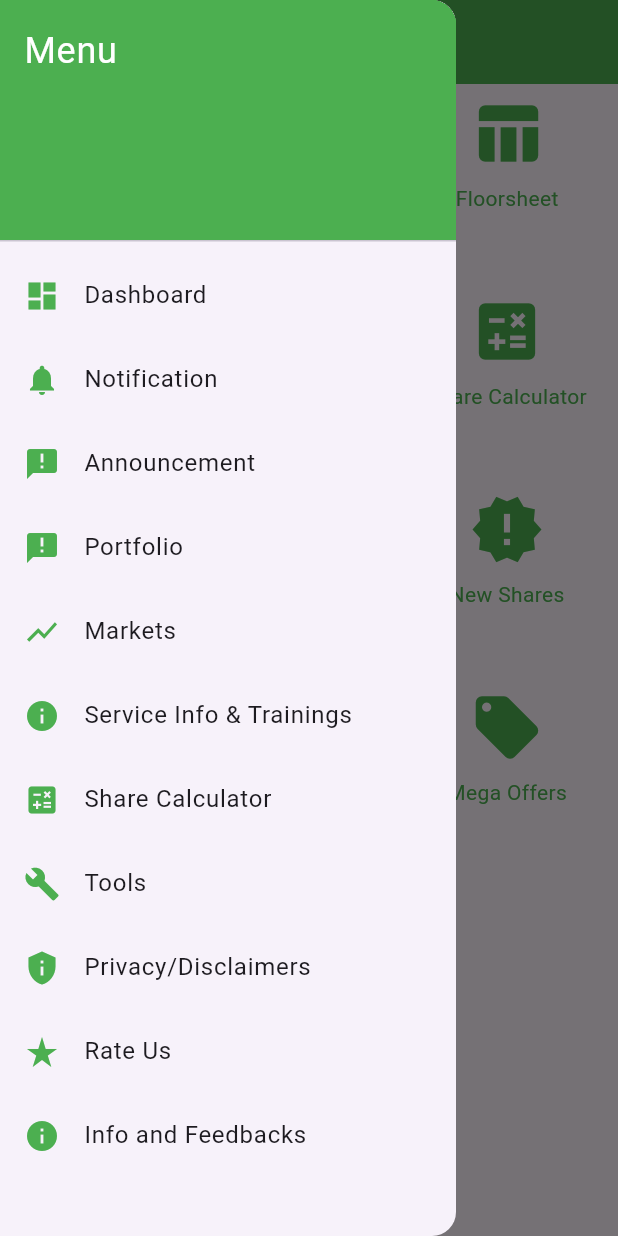
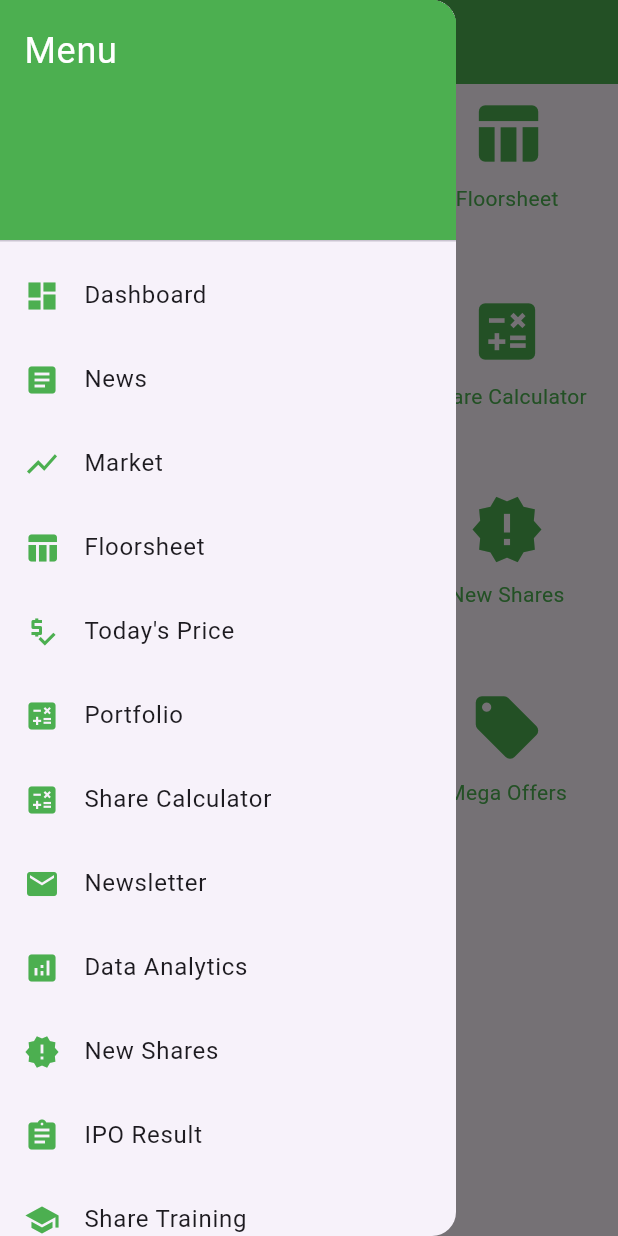
Before and after one commit to KiranJoshi52/nepse_trends, a Flutter app: the screen it shows after launch, with the side drawer open, on a phone screen of 412 x 824 dp. Run offline on Flutter 3.47's test engine with Material 3 defaults, Android fonts, the phone set to English and light mode, and no system bars.

Commit message:
naviagated screen for sidebar. dashboard screens navigation not implemented

```diff
--- a/lib/main.dart
+++ b/lib/main.dart
@@ -8,7 +8,23 @@ class MyApp extends StatelessWidget {
   @override
   Widget build(BuildContext context) {
     return MaterialApp(
-      home: DashboardScreen(),
+      initialRoute: '/',
+      routes: {
+        '/': (context) => DashboardScreen(),
+        '/news': (context) => NewsScreen(),
+        '/market': (context) => MarketScreen(),
+        '/floorsheet': (context) => FloorsheetScreen(),
+        '/todays_price': (context) => TodaysPriceScreen(),
+        '/portfolio': (context) => PortfolioScreen(),
+        '/share_calculator': (context) => ShareCalculatorScreen(),
+        '/newsletter': (context) => NewsletterScreen(),
+        '/data_analytics': (context) => DataAnalyticsScreen(),
+        '/new_shares': (context) => NewSharesScreen(),
+        '/ipo_result': (context) => IpoResultScreen(),
+        '/share_training': (context) => ShareTrainingScreen(),
+        '/mega_offers': (context) => MegaOffersScreen(),
+        '/ai_charts': (context) => AiChartsScreen(),
+      },
     );
   }
 }
@@ -18,7 +34,12 @@ class DashboardScreen extends StatelessWidget {
   Widget build(BuildContext context) {
     return Scaffold(
       appBar: AppBar(
-        // leading: Icon(Icons.menu),
+        leading: Builder(
+          builder: (context) => IconButton(
+            icon: Icon(Icons.menu),
+            onPressed: () => Scaffold.of(context).openDrawer(),
+          ),
+        ),
         title: Text('Dashboard'),
         backgroundColor: Colors.green,
       ),
@@ -38,17 +59,20 @@ class DashboardScreen extends StatelessWidget {
                 ),
               ),
             ),
-            _buildDrawerItem(Icons.dashboard, 'Dashboard'),
-            _buildDrawerItem(Icons.notifications, 'Notification'),
-            _buildDrawerItem(Icons.announcement, 'Announcement'),
-            _buildDrawerItem(Icons.announcement, 'Portfolio'),
-            _buildDrawerItem(Icons.show_chart, 'Markets'),
-            _buildDrawerItem(Icons.info, 'Service Info & Trainings'),
-            _buildDrawerItem(Icons.calculate, 'Share Calculator'),
-            _buildDrawerItem(Icons.build, 'Tools'),
-            _buildDrawerItem(Icons.privacy_tip, 'Privacy/Disclaimers'),
-            _buildDrawerItem(Icons.star_rate, 'Rate Us'),
-            _buildDrawerItem(Icons.info, 'Info and Feedbacks'),
+            _buildDrawerItem(context, Icons.dashboard, 'Dashboard', '/'),
+            _buildDrawerItem(context, Icons.article, 'News', '/news'),
+            _buildDrawerItem(context, Icons.show_chart, 'Market', '/market'),
+            _buildDrawerItem(context, Icons.table_chart, 'Floorsheet', '/floorsheet'),
+            _buildDrawerItem(context, Icons.price_check, "Today's Price", '/todays_price'),
+            _buildDrawerItem(context, Icons.calculate, 'Portfolio', '/portfolio'),
+            _buildDrawerItem(context, Icons.calculate, 'Share Calculator', '/share_calculator'),
+            _buildDrawerItem(context, Icons.mail, 'Newsletter', '/newsletter'),
+            _buildDrawerItem(context, Icons.analytics, 'Data Analytics', '/data_analytics'),
+            _buildDrawerItem(context, Icons.new_releases, 'New Shares', '/new_shares'),
+            _buildDrawerItem(context, Icons.assignment, 'IPO Result', '/ipo_result'),
+            _buildDrawerItem(context, Icons.school, 'Share Training', '/share_training'),
+            _buildDrawerItem(context, Icons.local_offer, 'Mega Offers', '/mega_offers'),
+            _buildDrawerItem(context, Icons.bar_chart, 'AI Charts', '/ai_charts'),
           ],
         ),
       ),
@@ -57,11 +81,11 @@ class DashboardScreen extends StatelessWidget {
         child: GridView.count(
           crossAxisCount: 3,
           children: [
-            _buildGridItem(Icons.article, 'Newsbvbb'),
+            _buildGridItem(Icons.article, 'News'),
             _buildGridItem(Icons.show_chart, 'Market'),
             _buildGridItem(Icons.table_chart, 'Floorsheet'),
             _buildGridItem(Icons.price_check, "Today's Price"),
-            _buildGridItem(Icons.announcement, 'Portfolio'),
+            _buildGridItem(Icons.calculate, 'Portfolio'),
             _buildGridItem(Icons.calculate, 'Share Calculator'),
             _buildGridItem(Icons.mail, 'Newsletter'),
             _buildGridItem(Icons.analytics, 'Data Analytics'),
@@ -76,12 +100,12 @@ class DashboardScreen extends StatelessWidget {
     );
   }
 
-  Widget _buildDrawerItem(IconData icon, String label) {
+  Widget _buildDrawerItem(BuildContext context, IconData icon, String label, String route) {
     return ListTile(
       leading: Icon(icon, color: Colors.green),
       title: Text(label),
       onTap: () {
-        // Handle the drawer item tap
+        Navigator.pushNamed(context, route);
       },
     );
   }
@@ -97,3 +121,134 @@ class DashboardScreen extends StatelessWidget {
     );
   }
 }
+
+// Placeholder screens for navigation
+class NewsScreen extends StatelessWidget {
+  @override
+  Widget build(BuildContext context) {
+    return Scaffold(
+      appBar: AppBar(title: Text('News')),
+      body: Center(child: Text('News Screen')),
+    );
+  }
+}
+
+class MarketScreen extends StatelessWidget {
+  @override
+  Widget build(BuildContext context) {
+    return Scaffold(
+      appBar: AppBar(title: Text('Market')),
+      body: Center(child: Text('Market Screen')),
+    );
+  }
+}
+
+class FloorsheetScreen extends StatelessWidget {
+  @override
+  Widget build(BuildContext context) {
+    return Scaffold(
+      appBar: AppBar(title: Text('Floorsheet')),
+      body: Center(child: Text('Floorsheet Screen')),
+    );
+  }
+}
+
+class TodaysPriceScreen extends StatelessWidget {
+  @override
+  Widget build(BuildContext context) {
+    return Scaffold(
+      appBar: AppBar(title: Text("Today's Price")),
+      body: Center(child: Text("Today's Price Screen")),
+    );
+  }
+}
+
+class PortfolioScreen extends StatelessWidget {
+  @override
+  Widget build(BuildContext context) {
+    return Scaffold(
+      appBar: AppBar(title: Text('Portfolio')),
+      body: Center(child: Text('Portfolio Screen')),
+    );
+  }
+}
+
+class ShareCalculatorScreen extends StatelessWidget {
+  @override
+  Widget build(BuildContext context) {
+    return Scaffold(
+      appBar: AppBar(title: Text('Share Calculator')),
+      body: Center(child: Text('Share Calculator Screen')),
+    );
+  }
+}
+
+class NewsletterScreen extends StatelessWidget {
+  @override
+  Widget build(BuildContext context) {
+    return Scaffold(
+      appBar: AppBar(title: Text('Newsletter')),
+      body: Center(child: Text('Newsletter Screen')),
+    );
+  }
+}
+
+class DataAnalyticsScreen extends StatelessWidget {
+  @override
+  Widget build(BuildContext context) {
+    return Scaffold(
+      appBar: AppBar(title: Text('Data Analytics')),
+      body: Center(child: Text('Data Analytics Screen')),
+    );
+  }
+}
+
+class NewSharesScreen extends StatelessWidget {
+  @override
+  Widget build(BuildContext context) {
+    return Scaffold(
+      appBar: AppBar(title: Text('New Shares')),
+      body: Center(child: Text('New Shares Screen')),
+    );
+  }
+}
+
+class IpoResultScreen extends StatelessWidget {
+  @override
+  Widget build(BuildContext context) {
+    return Scaffold(
+      appBar: AppBar(title: Text('IPO Result')),
+      body: Center(child: Text('IPO Result Screen')),
+    );
+  }
+}
+
+class ShareTrainingScreen extends StatelessWidget {
+  @override
+  Widget build(BuildContext context) {
+    return Scaffold(
+      appBar: AppBar(title: Text('Share Training')),
+      body: Center(child: Text('Share Training Screen')),
+    );
+  }
+}
+
+class MegaOffersScreen extends StatelessWidget {
+  @override
+  Widget build(BuildContext context) {
+    return Scaffold(
+      appBar: AppBar(title: Text('Mega Offers')),
+      body: Center(child: Text('Mega Offers Screen')),
+    );
+  }
+}
+
+class AiChartsScreen extends StatelessWidget {
+  @override
+  Widget build(BuildContext context) {
+    return Scaffold(
+      appBar: AppBar(title: Text('AI Charts')),
+      body: Center(child: Text('AI Charts Screen')),
+    );
+  }
+}
```
Also changed, not shown: lib/Screens/dashboard_screen.dart (added).
